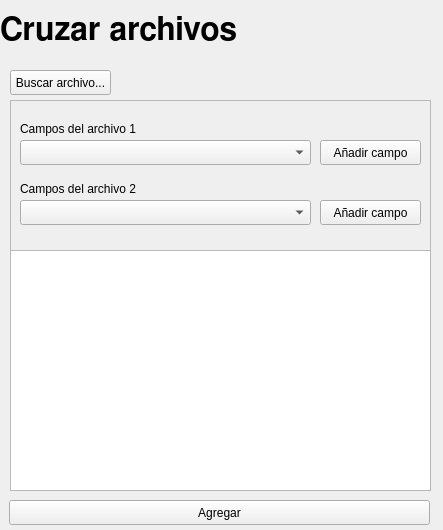
Qt form linkedfileswindow.ui (carlosvelaquez/ProyectoEDII) before a commit.
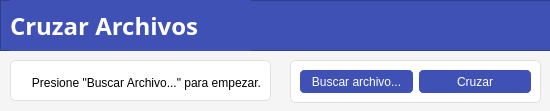
The same form after that commit.

Commit message: Cruzar terminado. Todo parece estar terminado

```diff
--- a/linkedfileswindow.ui
+++ b/linkedfileswindow.ui
@@ -6,155 +6,152 @@
    <rect>
     <x>0</x>
     <y>0</y>
-    <width>443</width>
-    <height>530</height>
+    <width>550</width>
+    <height>111</height>
    </rect>
   </property>
   <property name="windowTitle">
    <string>Form</string>
   </property>
-  <widget class="QLabel" name="label">
+  <property name="styleSheet">
+   <string notr="true">QWidget{
+	background-color: #F5F5F5;
+}
+
+
+QPushButton{
+	background-color: #3F51B5;
+	color: white;
+	border-radius: 5px;
+	border-width: 5px;
+	border-style: solid;
+	border-color: #3F51B5;
+}</string>
+  </property>
+  <widget class="QFrame" name="frame_3">
    <property name="geometry">
     <rect>
      <x>0</x>
      <y>0</y>
-     <width>441</width>
-     <height>61</height>
+     <width>551</width>
+     <height>51</height>
     </rect>
    </property>
-   <property name="font">
-    <font>
-     <family>FreeSans</family>
-     <pointsize>24</pointsize>
-     <weight>75</weight>
-     <bold>true</bold>
-    </font>
+   <property name="styleSheet">
+    <string notr="true">background-color:#3F51B5;
+color: white;</string>
    </property>
-   <property name="text">
-    <string>Cruzar archivos</string>
+   <property name="frameShape">
+    <enum>QFrame::StyledPanel</enum>
    </property>
-  </widget>
-  <widget class="QPushButton" name="pushButton_send">
-   <property name="geometry">
-    <rect>
-     <x>9</x>
-     <y>500</y>
-     <width>421</width>
-     <height>25</height>
-    </rect>
+   <property name="frameShadow">
+    <enum>QFrame::Raised</enum>
    </property>
-   <property name="text">
-    <string>Agregar</string>
-   </property>
+   <widget class="QLabel" name="label_4">
+    <property name="geometry">
+     <rect>
+      <x>10</x>
+      <y>0</y>
+      <width>241</width>
+      <height>51</height>
+     </rect>
+    </property>
+    <property name="font">
+     <font>
+      <family>Montserrat</family>
+      <pointsize>18</pointsize>
+      <weight>75</weight>
+      <bold>true</bold>
+     </font>
+    </property>
+    <property name="text">
+     <string>Cruzar Archivos</string>
+    </property>
+   </widget>
   </widget>
-  <widget class="QTableWidget" name="tableWidget">
+  <widget class="QFrame" name="frame_2">
    <property name="geometry">
     <rect>
-     <x>10</x>
-     <y>250</y>
-     <width>421</width>
-     <height>241</height>
+     <x>290</x>
+     <y>60</y>
+     <width>251</width>
+     <height>43</height>
     </rect>
    </property>
-  </widget>
-  <widget class="QPushButton" name="pushButton_find">
-   <property name="geometry">
-    <rect>
-     <x>10</x>
-     <y>70</y>
-     <width>101</width>
-     <height>25</height>
-    </rect>
+   <property name="styleSheet">
+    <string notr="true">QFrame{
+	border: 1px solid #E0E0E0;
+	border-radius: 5px;
+	background-color: white;
+}
+
+QLabel{
+	border: 0px;
+}</string>
    </property>
-   <property name="text">
-    <string>Buscar archivo...</string>
+   <property name="frameShape">
+    <enum>QFrame::StyledPanel</enum>
    </property>
+   <property name="frameShadow">
+    <enum>QFrame::Raised</enum>
+   </property>
+   <layout class="QHBoxLayout" name="horizontalLayout">
+    <item>
+     <widget class="QPushButton" name="pushButton_find">
+      <property name="text">
+       <string>Buscar archivo...</string>
+      </property>
+     </widget>
+    </item>
+    <item>
+     <widget class="QPushButton" name="pushButton_send">
+      <property name="text">
+       <string>Cruzar</string>
+      </property>
+     </widget>
+    </item>
+   </layout>
   </widget>
   <widget class="QFrame" name="frame">
    <property name="geometry">
     <rect>
      <x>10</x>
-     <y>100</y>
-     <width>421</width>
-     <height>151</height>
+     <y>60</y>
+     <width>261</width>
+     <height>41</height>
     </rect>
    </property>
+   <property name="styleSheet">
+    <string notr="true">QFrame{
+	border: 1px solid #E0E0E0;
+	border-radius: 5px;
+	background-color: white;
+}
+
+QLabel{
+	border: 0px;
+}</string>
+   </property>
    <property name="frameShape">
     <enum>QFrame::StyledPanel</enum>
    </property>
    <property name="frameShadow">
     <enum>QFrame::Raised</enum>
    </property>
-   <widget class="QLabel" name="label_2">
+   <widget class="QLabel" name="label">
     <property name="geometry">
      <rect>
       <x>10</x>
-      <y>20</y>
-      <width>121</width>
-      <height>17</height>
+      <y>12</y>
+      <width>241</width>
+      <height>21</height>
      </rect>
     </property>
     <property name="text">
-     <string>Campos del archivo 1</string>
+     <string>Presione &quot;Buscar Archivo...&quot; para empezar.</string>
     </property>
-   </widget>
-   <widget class="QComboBox" name="comboBox_file1">
-    <property name="geometry">
-     <rect>
-      <x>10</x>
-      <y>40</y>
-      <width>291</width>
-      <height>25</height>
-     </rect>
-    </property>
-   </widget>
-   <widget class="QPushButton" name="pushButton_add1">
-    <property name="geometry">
-     <rect>
-      <x>310</x>
-      <y>40</y>
-      <width>101</width>
-      <height>25</height>
-     </rect>
-    </property>
-    <property name="text">
-     <string>Añadir campo</string>
-    </property>
-   </widget>
-   <widget class="QLabel" name="label_3">
-    <property name="geometry">
-     <rect>
-      <x>10</x>
-      <y>80</y>
-      <width>141</width>
-      <height>17</height>
-     </rect>
-    </property>
-    <property name="text">
-     <string>Campos del archivo 2</string>
-    </property>
-   </widget>
-   <widget class="QComboBox" name="comboBox_file2">
-    <property name="geometry">
-     <rect>
-      <x>10</x>
-      <y>100</y>
-      <width>291</width>
-      <height>25</height>
-     </rect>
-    </property>
-   </widget>
-   <widget class="QPushButton" name="pushButton_add2">
-    <property name="geometry">
-     <rect>
-      <x>310</x>
-      <y>100</y>
-      <width>101</width>
-      <height>25</height>
-     </rect>
-    </property>
-    <property name="text">
-     <string>Añadir campo</string>
+    <property name="alignment">
+     <set>Qt::AlignRight|Qt::AlignTrailing|Qt::AlignVCenter</set>
     </property>
    </widget>
   </widget>
```
The commit also changes 24 other files.
